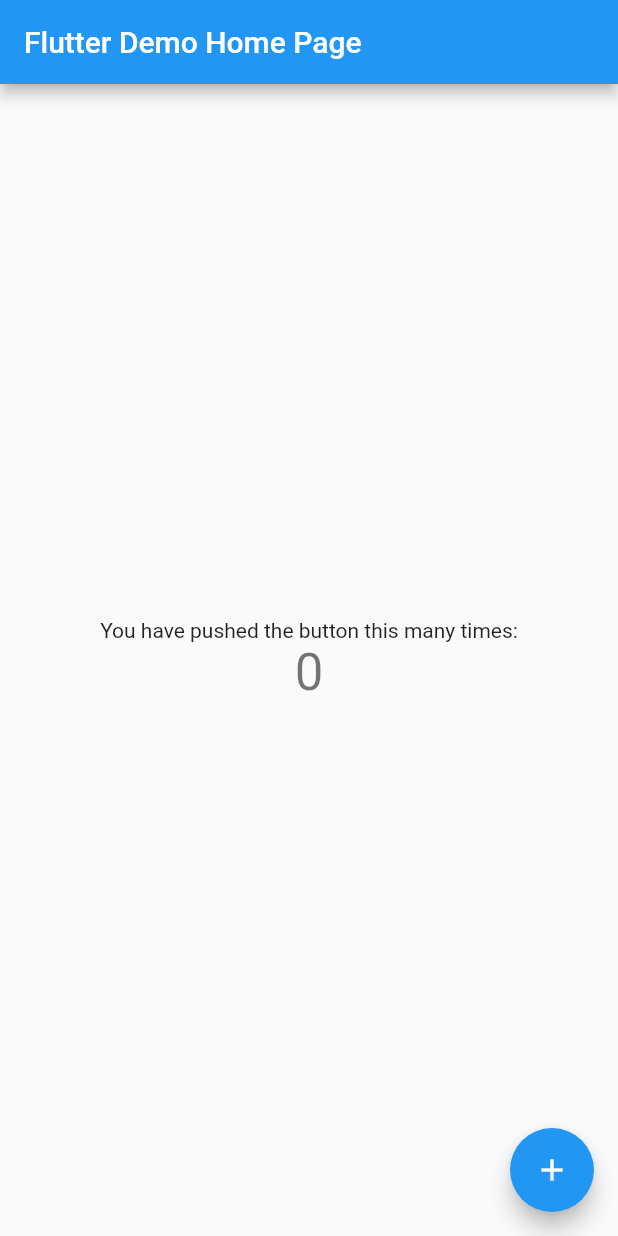
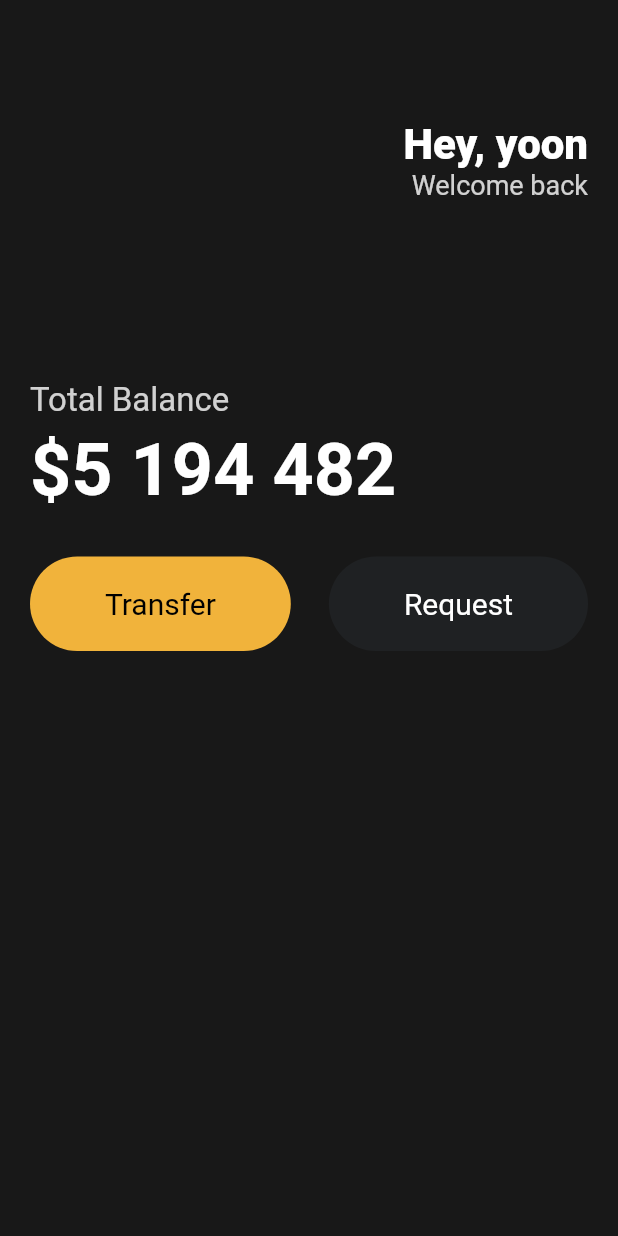
Before and after one commit to yuntaeLee/flutter-study, a Flutter app: the screen it shows after launch, on a phone screen of 412 x 824 dp. Run offline on Flutter 3.47's test engine with Material 2 defaults, Android fonts, the phone set to English and light mode, and no system bars.

Commit message:
Create Reusable Button Widgets

```diff
--- a/toonflix/lib/main.dart
+++ b/toonflix/lib/main.dart
@@ -1,115 +1,96 @@
 import 'package:flutter/material.dart';
+import 'package:toonflix/widgets/Button.dart';
 
 void main() {
-  runApp(const MyApp());
+  runApp(const App());
 }
 
-class MyApp extends StatelessWidget {
-  const MyApp({super.key});
+class App extends StatelessWidget {
+  const App({super.key});
 
-  // This widget is the root of your application.
   @override
   Widget build(BuildContext context) {
     return MaterialApp(
-      title: 'Flutter Demo',
-      theme: ThemeData(
-        // This is the theme of your application.
-        //
-        // Try running your application with "flutter run". You'll see the
-        // application has a blue toolbar. Then, without quitting the app, try
-        // changing the primarySwatch below to Colors.green and then invoke
-        // "hot reload" (press "r" in the console where you ran "flutter run",
-        // or simply save your changes to "hot reload" in a Flutter IDE).
-        // Notice that the counter didn't reset back to zero; the application
-        // is not restarted.
-        primarySwatch: Colors.blue,
+      home: Scaffold(
+        backgroundColor: const Color(0xFF181818),
+        body: Padding(
+          padding: const EdgeInsets.symmetric(
+            horizontal: 20,
+          ),
+          child: Column(
+            crossAxisAlignment: CrossAxisAlignment.start,
+            children: [
+              const SizedBox(
+                height: 80,
+              ),
+              Row(
+                mainAxisAlignment: MainAxisAlignment.end,
+                children: [
+                  Column(
+                    crossAxisAlignment: CrossAxisAlignment.end,
+                    children: [
+                      const Text(
+                        'Hey, yoon',
+                        style: TextStyle(
+                          color: Colors.white,
+                          fontSize: 28,
+                          fontWeight: FontWeight.w800,
+                        ),
+                      ),
+                      Text(
+                        'Welcome back',
+                        style: TextStyle(
+                          color: Colors.white.withOpacity(0.8),
+                          fontSize: 18,
+                        ),
+                      ),
+                    ],
+                  )
+                ],
+              ),
+              const SizedBox(
+                height: 120,
+              ),
+              Text(
+                'Total Balance',
+                style: TextStyle(
+                  fontSize: 22,
+                  color: Colors.white.withOpacity(0.8),
+                ),
+              ),
+              const SizedBox(
+                height: 5,
+              ),
+              const Text(
+                '\$5 194 482',
+                style: TextStyle(
+                  fontSize: 48,
+                  fontWeight: FontWeight.w600,
+                  color: Colors.white,
+                ),
+              ),
+              const SizedBox(
+                height: 30,
+              ),
+              Row(
+                mainAxisAlignment: MainAxisAlignment.spaceBetween,
+                children: const [
+                  Button(
+                    text: 'Transfer',
+                    bgColor: Color(0xfff1b33b),
+                    textColor: Colors.black,
+                  ),
+                  Button(
+                    text: 'Request',
+                    bgColor: Color(0xff1f2123),
+                    textColor: Colors.white,
+                  ),
+                ],
+              )
+            ],
+          ),
+        ),
       ),
-      home: const MyHomePage(title: 'Flutter Demo Home Page'),
     );
   }
 }
-
-class MyHomePage extends StatefulWidget {
-  const MyHomePage({super.key, required this.title});
-
-  // This widget is the home page of your application. It is stateful, meaning
-  // that it has a State object (defined below) that contains fields that affect
-  // how it looks.
-
-  // This class is the configuration for the state. It holds the values (in this
-  // case the title) provided by the parent (in this case the App widget) and
-  // used by the build method of the State. Fields in a Widget subclass are
-  // always marked "final".
-
-  final String title;
-
-  @override
-  State<MyHomePage> createState() => _MyHomePageState();
-}
-
-class _MyHomePageState extends State<MyHomePage> {
-  int _counter = 0;
-
-  void _incrementCounter() {
-    setState(() {
-      // This call to setState tells the Flutter framework that something has
-      // changed in this State, which causes it to rerun the build method below
-      // so that the display can reflect the updated values. If we changed
-      // _counter without calling setState(), then the build method would not be
-      // called again, and so nothing would appear to happen.
-      _counter++;
-    });
-  }
-
-  @override
-  Widget build(BuildContext context) {
-    // This method is rerun every time setState is called, for instance as done
-    // by the _incrementCounter method above.
-    //
-    // The Flutter framework has been optimized to make rerunning build methods
-    // fast, so that you can just rebuild anything that needs updating rather
-    // than having to individually change instances of widgets.
-    return Scaffold(
-      appBar: AppBar(
-        // Here we take the value from the MyHomePage object that was created by
-        // the App.build method, and use it to set our appbar title.
-        title: Text(widget.title),
-      ),
-      body: Center(
-        // Center is a layout widget. It takes a single child and positions it
-        // in the middle of the parent.
-        child: Column(
-          // Column is also a layout widget. It takes a list of children and
-          // arranges them vertically. By default, it sizes itself to fit its
-          // children horizontally, and tries to be as tall as its parent.
-          //
-          // Invoke "debug painting" (press "p" in the console, choose the
-          // "Toggle Debug Paint" action from the Flutter Inspector in Android
-          // Studio, or the "Toggle Debug Paint" command in Visual Studio Code)
-          // to see the wireframe for each widget.
-          //
-          // Column has various properties to control how it sizes itself and
-          // how it positions its children. Here we use mainAxisAlignment to
-          // center the children vertically; the main axis here is the vertical
-          // axis because Columns are vertical (the cross axis would be
-          // horizontal).
-          mainAxisAlignment: MainAxisAlignment.center,
-          children: <Widget>[
-            const Text(
-              'You have pushed the button this many times:',
-            ),
-            Text(
-              '$_counter',
-              style: Theme.of(context).textTheme.headlineMedium,
-            ),
-          ],
-        ),
-      ),
-      floatingActionButton: FloatingActionButton(
-        onPressed: _incrementCounter,
-        tooltip: 'Increment',
-        child: const Icon(Icons.add),
-      ), // This trailing comma makes auto-formatting nicer for build methods.
-    );
-  }
-}
--- /dev/null
+++ b/toonflix/lib/widgets/button.dart
@@ -0,0 +1,37 @@
+import 'package:flutter/material.dart';
+
+class Button extends StatelessWidget {
+  final String text;
+  final Color bgColor;
+  final Color textColor;
+
+  const Button({
+    super.key,
+    required this.text,
+    required this.bgColor,
+    required this.textColor,
+  });
+
+  @override
+  Widget build(BuildContext context) {
+    return Container(
+      decoration: BoxDecoration(
+        color: bgColor,
+        borderRadius: BorderRadius.circular(45),
+      ),
+      child: Padding(
+        padding: const EdgeInsets.symmetric(
+          vertical: 20,
+          horizontal: 50,
+        ),
+        child: Text(
+          text,
+          style: TextStyle(
+            color: textColor,
+            fontSize: 20,
+          ),
+        ),
+      ),
+    );
+  }
+}
```
